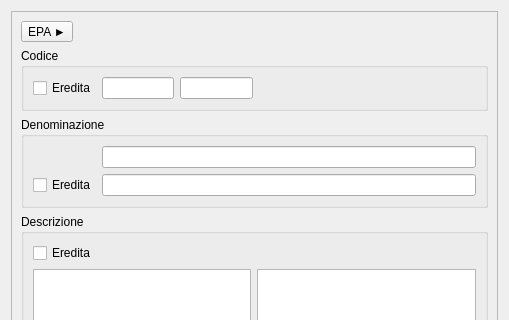
The window that qcostgui/priceitemgui.ui (mickele77/qcost) describes before a commit, drawn with Qt 5; both pictures show x 0 to 509 and y 0 to 320 of the 509 by 735 pixel window.
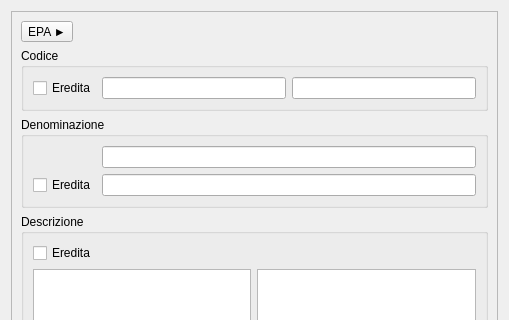
The same window after the commit.

Commit message: Debug e risistemazione della GUI

The edit to the form file:
```diff
--- a/qcostgui/priceitemgui.ui
+++ b/qcostgui/priceitemgui.ui
@@ -24,8 +24,8 @@
        <rect>
         <x>0</x>
         <y>0</y>
-        <width>473</width>
-        <height>735</height>
+        <width>476</width>
+        <height>729</height>
        </rect>
       </property>
       <layout class="QGridLayout" name="gridLayout_13">
@@ -82,19 +82,6 @@
               <item row="0" column="2">
                <widget class="QLineEdit" name="codeLineEdit"/>
               </item>
-              <item row="0" column="3">
-               <spacer name="horizontalSpacer">
-                <property name="orientation">
-                 <enum>Qt::Horizontal</enum>
-                </property>
-                <property name="sizeHint" stdset="0">
-                 <size>
-                  <width>259</width>
-                  <height>20</height>
-                 </size>
-                </property>
-               </spacer>
-              </item>
              </layout>
             </widget>
            </item>
```
Left out of the diff: 4 changed lines with no effect on the pictures. The commit also changes 4 other files.
